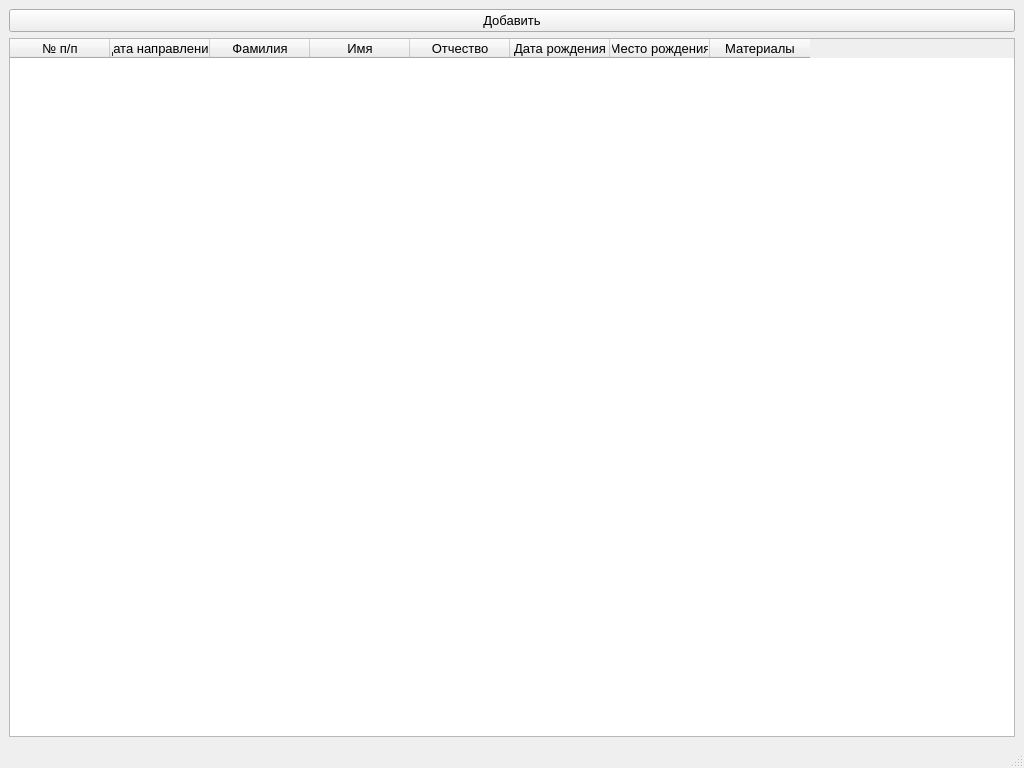
Qt form UI/ui_ui/research_main_window.ui (drPonihvost/research_referral_forms) before a commit.
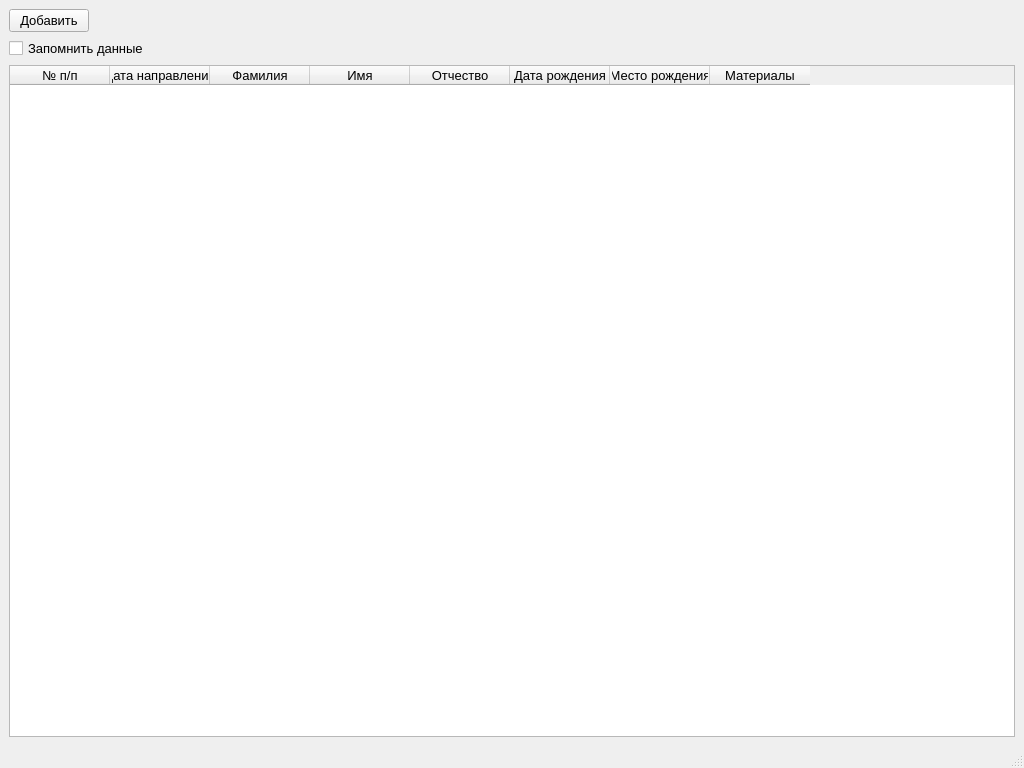
The same form after that commit.

```diff
--- a/UI/ui_ui/research_main_window.ui
+++ b/UI/ui_ui/research_main_window.ui
@@ -19,8 +19,14 @@
    <string>MainWindow</string>
   </property>
   <widget class="QWidget" name="centralwidget">
+   <layout class="QVBoxLayout" name="verticalLayout_3">
+    <item>
+     <layout class="QHBoxLayout" name="horizontalLayout_3">
+      <item>
    <layout class="QVBoxLayout" name="verticalLayout">
     <item>
+         <layout class="QHBoxLayout" name="horizontalLayout">
+          <item>
      <widget class="QPushButton" name="add_person">
       <property name="minimumSize">
        <size>
@@ -34,13 +40,58 @@
      </widget>
     </item>
     <item>
-     <widget class="QTableWidget" name="tableWidget">
+           <spacer name="horizontalSpacer">
+            <property name="orientation">
+             <enum>Qt::Horizontal</enum>
+            </property>
+            <property name="sizeHint" stdset="0">
+             <size>
+              <width>40</width>
+              <height>20</height>
+             </size>
+            </property>
+           </spacer>
+          </item>
+         </layout>
+        </item>
+        <item>
+         <layout class="QHBoxLayout" name="horizontalLayout_2">
+          <item>
+           <widget class="QCheckBox" name="checkBox">
+            <property name="text">
+             <string>Запомнить данные</string>
+            </property>
+           </widget>
+          </item>
+          <item>
+           <spacer name="horizontalSpacer_2">
+            <property name="orientation">
+             <enum>Qt::Horizontal</enum>
+            </property>
+            <property name="sizeHint" stdset="0">
+             <size>
+              <width>40</width>
+              <height>20</height>
+             </size>
+            </property>
+           </spacer>
+          </item>
+         </layout>
+        </item>
+        <item>
+         <widget class="QTableWidget" name="research_person_table_tw">
+          <property name="wordWrap">
+           <bool>true</bool>
+          </property>
       <attribute name="horizontalHeaderCascadingSectionResizes">
        <bool>false</bool>
       </attribute>
       <attribute name="horizontalHeaderMinimumSectionSize">
        <number>30</number>
       </attribute>
+          <attribute name="verticalHeaderVisible">
+           <bool>false</bool>
+          </attribute>
       <attribute name="verticalHeaderDefaultSectionSize">
        <number>30</number>
       </attribute>
@@ -48,6 +99,11 @@
        <property name="text">
         <string>№ п/п</string>
        </property>
+           <property name="font">
+            <font>
+             <pointsize>10</pointsize>
+            </font>
+           </property>
       </column>
       <column>
        <property name="text">
@@ -85,6 +141,23 @@
        </property>
       </column>
      </widget>
+        </item>
+       </layout>
+      </item>
+      <item>
+       <layout class="QVBoxLayout" name="verticalLayout_2">
+        <item>
+         <layout class="QVBoxLayout" name="addressee_lo"/>
+        </item>
+        <item>
+         <layout class="QVBoxLayout" name="initiator_lo"/>
+        </item>
+        <item>
+         <layout class="QVBoxLayout" name="executor_lo"/>
+        </item>
+       </layout>
+      </item>
+     </layout>
     </item>
    </layout>
   </widget>
```
Lines whose indentation alone changed are shown as unchanged.
